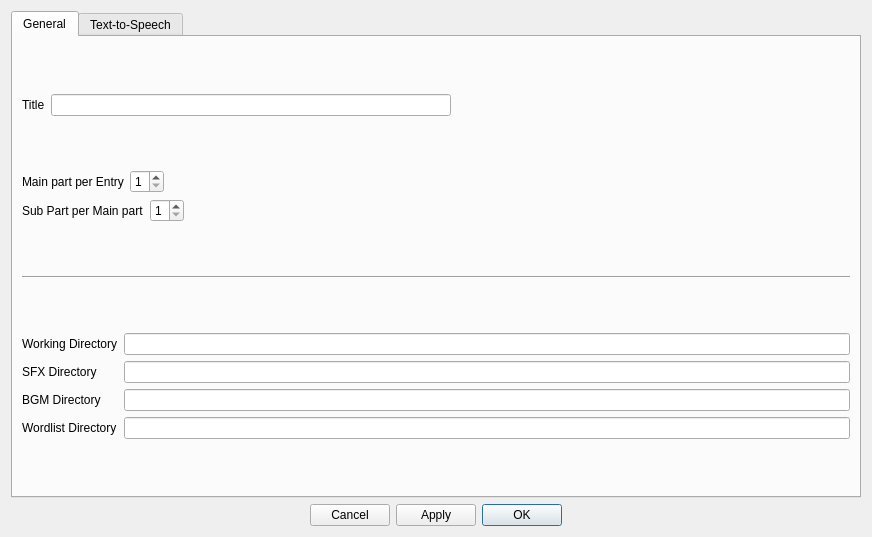
Old version of the form design/preferences.ui in the repository kokimame/joytan.
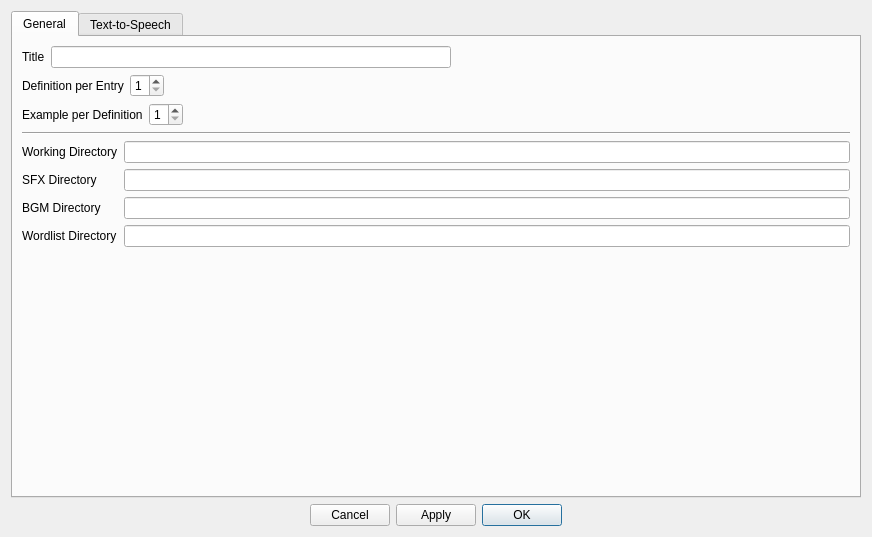
New version of the form.

```diff
--- a/design/preferences.ui
+++ b/design/preferences.ui
@@ -64,7 +64,7 @@
            <item>
             <widget class="QLabel" name="label">
              <property name="text">
-              <string>Main part per Entry</string>
+              <string>Definition per Entry</string>
              </property>
             </widget>
            </item>
@@ -101,7 +101,7 @@
            <item>
             <widget class="QLabel" name="label_2">
              <property name="text">
-              <string>Sub Part per Main part</string>
+              <string>Example per Definition</string>
              </property>
             </widget>
            </item>
@@ -183,6 +183,19 @@
          </item>
         </layout>
        </item>
+       <item>
+        <spacer name="verticalSpacer">
+         <property name="orientation">
+          <enum>Qt::Vertical</enum>
+         </property>
+         <property name="sizeHint" stdset="0">
+          <size>
+           <width>20</width>
+           <height>40</height>
+          </size>
+         </property>
+        </spacer>
+       </item>
       </layout>
      </widget>
      <widget class="QWidget" name="tabAtts">
```
